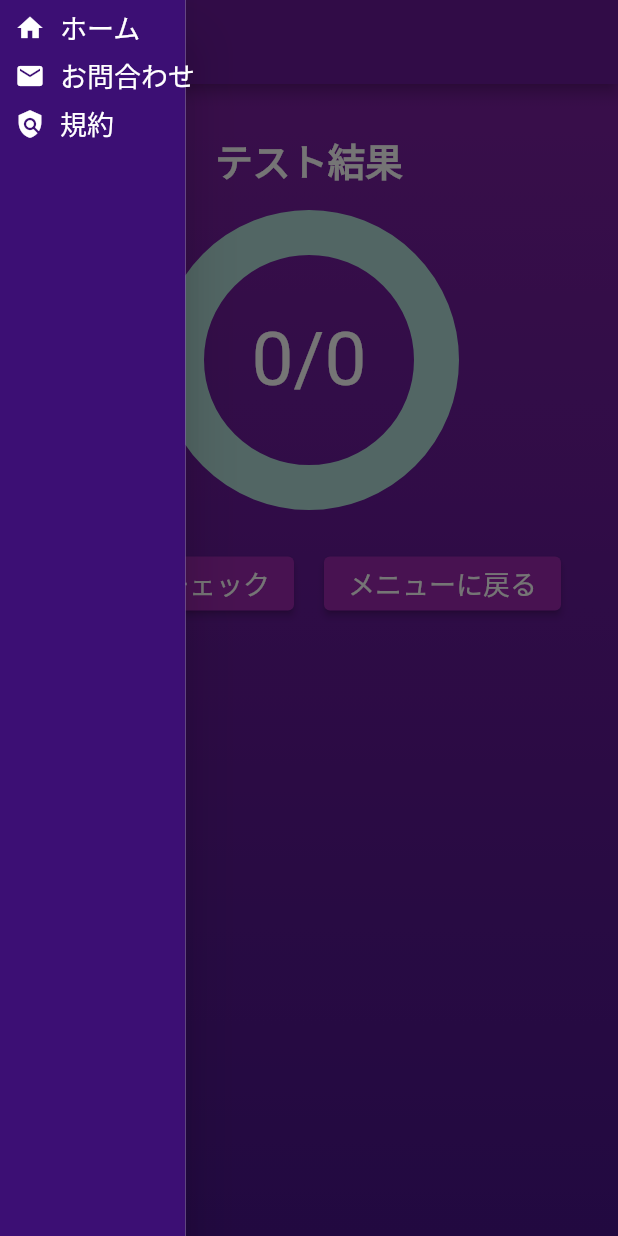
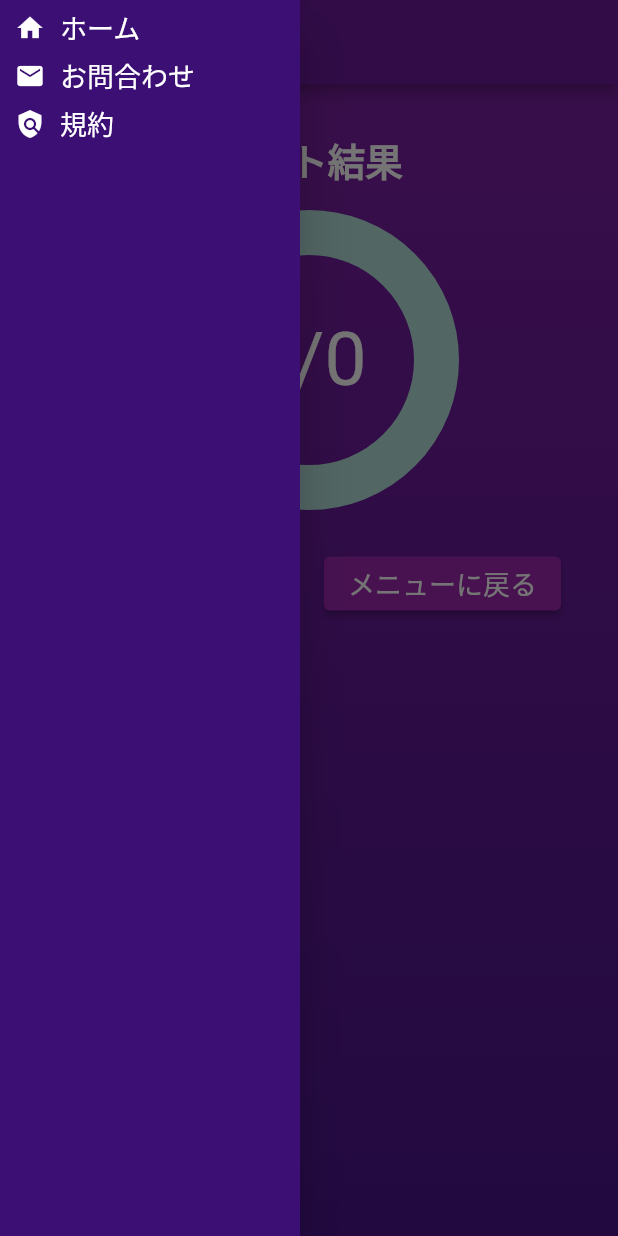
Before and after one commit to norifumi92/hotnewsquiz, a Flutter app: the ScorePage screen opened by its route, with the side drawer open, on a phone screen of 412 x 824 dp. Run offline on Flutter 3.47's test engine with Material 2 defaults, Android fonts, the phone set to English and light mode, and no system bars; drawn by our look-alikes of percent_indicator; our stand-ins replace cloud_firestore, firebase_core, get, google_mobile_ads, introduction_screen, lottie and 1 more; accounts and stored records are empty; generated files the repository leaves out were written again.

Commit message:
adjust the size of the text and menu drawer

```diff
--- a/lib/components/my_drawer.dart
+++ b/lib/components/my_drawer.dart
@@ -7,12 +7,11 @@ class MyDrawer extends StatelessWidget {
   @override
   Widget build(BuildContext context) {
     return Container(
-      width: MediaQuery.of(context).size.width *
-          0.3, // Adjust the width as per your preference
+      width: 200, // Adjust the width as per your preference
       child: Drawer(
         child: Container(
           //To change the color of Drawer, Container must be inside
-          color: Color.fromARGB(255, 60, 15, 116),
+          color: const Color.fromARGB(255, 60, 15, 116),
           child: ListView(
             children: [
               GestureDetector(
--- a/lib/components/normal_text.dart
+++ b/lib/components/normal_text.dart
@@ -25,6 +25,7 @@ class NormalText extends StatelessWidget {
               color: color,
               fontSize: size,
               fontWeight: isBold ? FontWeight.bold : FontWeight.normal,
+              overflow: TextOverflow.clip, // Truncate overflowing text
             ),
           )
         : Text(
@@ -33,6 +34,7 @@ class NormalText extends StatelessWidget {
               color: color,
               fontSize: size,
               fontWeight: isBold ? FontWeight.bold : FontWeight.normal,
+              overflow: TextOverflow.clip,
             ),
           );
   }
--- a/lib/components/quiz_item.dart
+++ b/lib/components/quiz_item.dart
@@ -122,7 +122,7 @@ class _QuizItemState extends State<QuizItem> {
                   const SizedBox(width: 10),
                   NormalText(
                     "クイズ: ${widget.quiz.quizText}のニュースから",
-                    size: 20,
+                    size: 18,
                   ),
                 ],
               ))
```
